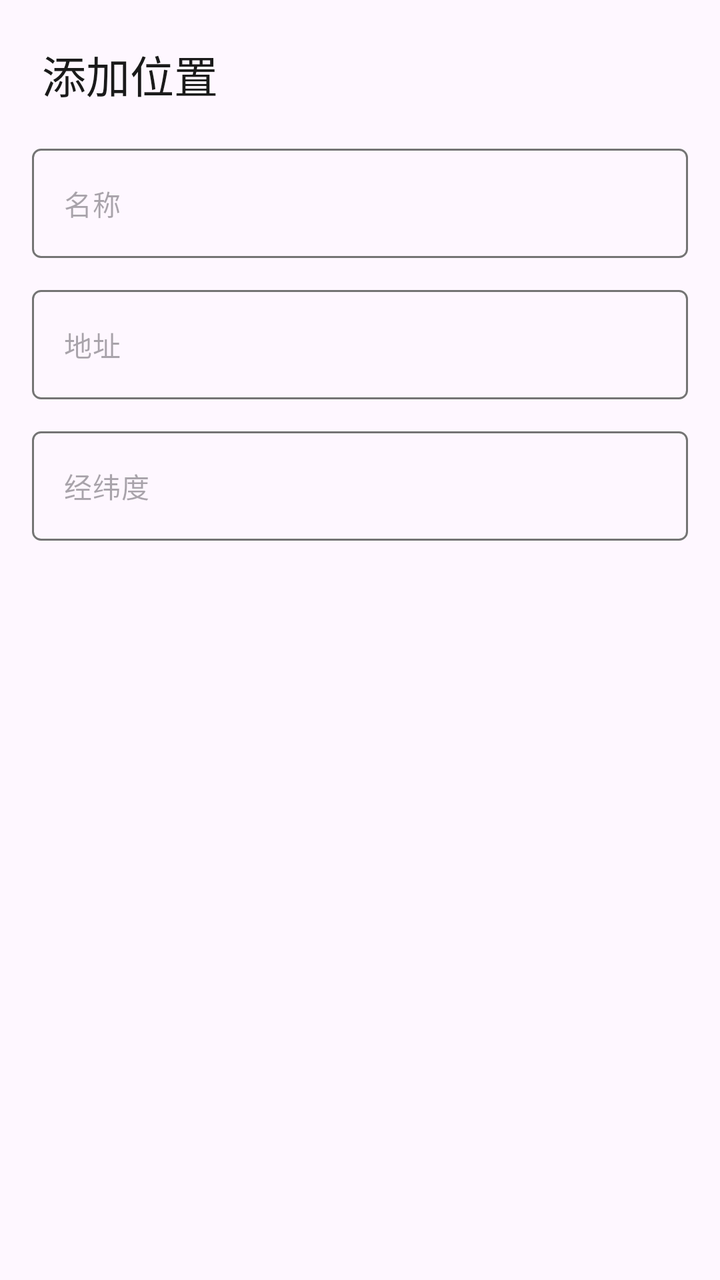
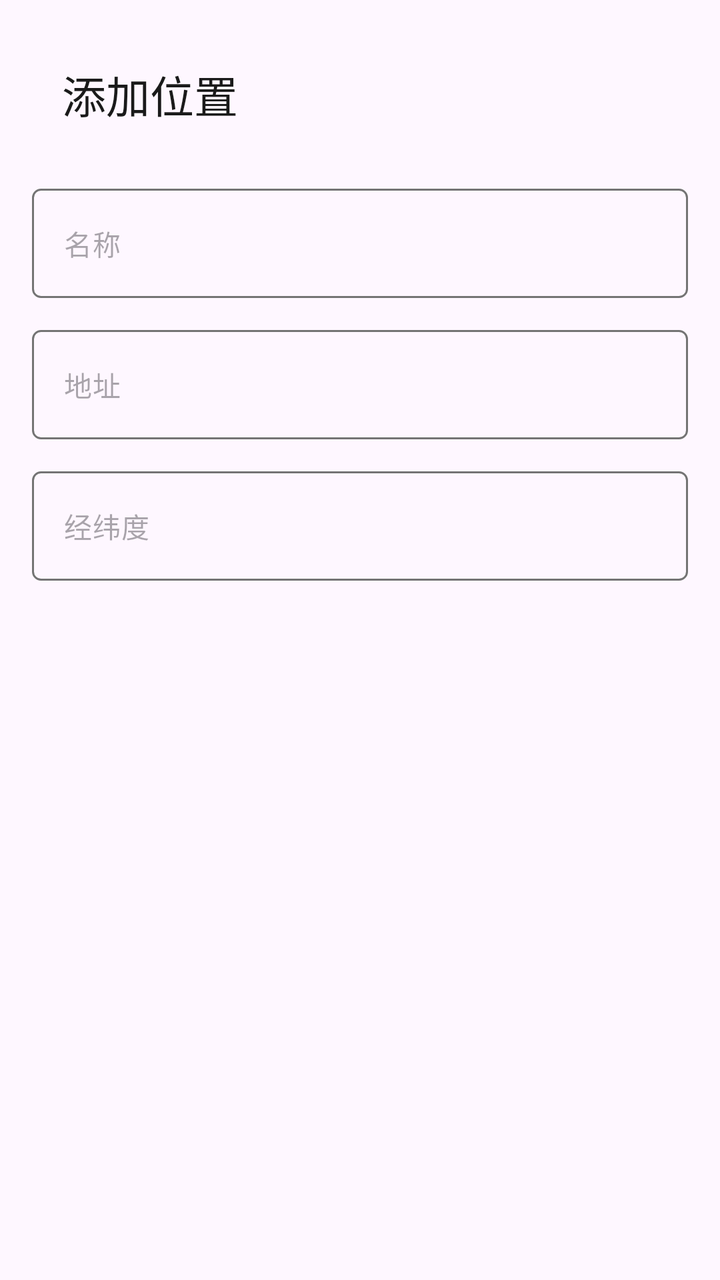

Before-and-after screenshots of an Android layout around one commit, followed by the original layout XML and the change that was made.
<!-- AndroidManifest.xml: application theme AppTheme -->
<!-- res/layout/dialog_add_location.xml -->
<?xml version="1.0" encoding="utf-8"?>
<LinearLayout
    xmlns:android="http://schemas.android.com/apk/res/android"
    xmlns:app="http://schemas.android.com/apk/res-auto"
    android:layout_width="match_parent"
    android:layout_height="wrap_content"
    android:orientation="vertical"
    android:padding="16dp">

        <TextView
            android:layout_width="match_parent"
            android:layout_height="wrap_content"
            android:text="@string/add_location"
            android:textAppearance="?attr/textAppearanceTitleLarge"
            android:textColor="?attr/colorOnSurface"
            android:padding="15px"/>

        <com.google.android.material.textfield.TextInputLayout
            android:layout_width="match_parent"
            android:layout_height="wrap_content"
            android:layout_marginTop="16dp"
            app:boxBackgroundMode="none"
            app:hintEnabled="false"
            >

            <com.google.android.material.textfield.TextInputEditText
                android:id="@+id/etLocationName"
                android:layout_width="match_parent"
                android:layout_height="wrap_content"
                android:imeOptions="actionNext"
                android:inputType="text"
                android:singleLine="true"
                android:textColor="?attr/colorOnSurface"
                android:textAppearance="@style/TextAppearance.Material3.BodyMedium"
                android:hint="@string/name"
                android:background="@drawable/edit_text_box">

                
            </com.google.android.material.textfield.TextInputEditText>
        </com.google.android.material.textfield.TextInputLayout>

        <com.google.android.material.textfield.TextInputLayout
            android:layout_width="match_parent"
            android:layout_height="wrap_content"
            android:layout_marginTop="16dp"
            app:boxBackgroundMode="none"
            app:hintEnabled="false"
            >

            <com.google.android.material.textfield.TextInputEditText
                android:id="@+id/etLocationAddress"
                android:layout_width="match_parent"
                android:layout_height="wrap_content"
                android:imeOptions="actionNext"
                android:inputType="text"
                android:singleLine="true"
                android:textColor="?attr/colorOnSurface"
                android:textAppearance="@style/TextAppearance.Material3.BodyMedium"
                android:hint="@string/address"
                android:background="@drawable/edit_text_box">
            </com.google.android.material.textfield.TextInputEditText>
        </com.google.android.material.textfield.TextInputLayout>

        <com.google.android.material.textfield.TextInputLayout
            android:layout_width="match_parent"
            android:layout_height="wrap_content"
            android:layout_marginTop="16dp"
            app:boxBackgroundMode="none"
            app:hintEnabled="false"
            >

            <com.google.android.material.textfield.TextInputEditText
                android:id="@+id/etLocationLatLon"
                android:layout_width="match_parent"
                android:layout_height="wrap_content"
                android:imeOptions="actionNext"
                android:inputType="text"
                android:singleLine="true"
                android:textColor="?attr/colorOnSurface"
                android:textAppearance="@style/TextAppearance.Material3.BodyMedium"
                android:hint="@string/latlon"
                android:background="@drawable/edit_text_box">
            </com.google.android.material.textfield.TextInputEditText>
        </com.google.android.material.textfield.TextInputLayout>

</LinearLayout>
<!-- resources referenced by this layout -->
<resources>
  <!-- drawable edit_text_box (drawable) -->
  <?xml version="1.0" encoding="utf-8"?>
  <selector xmlns:android="http://schemas.android.com/apk/res/android">
      <item android:state_focused="true">
          <shape android:shape="rectangle">
              <solid android:color="@android:color/transparent" />
              <stroke android:width="2dp" android:color="?attr/colorPrimary" />
              <corners android:radius="4dp" />
          </shape>
      </item>
      <item>
          <shape android:shape="rectangle">
              <solid android:color="@android:color/transparent" />
              <stroke android:width="1dp" android:color="?attr/colorOutline" />
              <corners android:radius="4dp" />
          </shape>
      </item>
  </selector>
  <string name="add_location">添加位置</string>
  <string name="address">地址</string>
  <string name="latlon">经纬度</string>
  <string name="name">名称</string>
  <style name="AppTheme" parent="Theme.Material3.Light.NoActionBar">
          
          <item name="colorPrimary">#5F5F5F</item>
          <item name="colorOnPrimary">#FFFFFF</item>
          <item name="colorPrimaryContainer">#E0E0E0</item>
          <item name="colorOnPrimaryContainer">#1E1E1E</item>
          <item name="colorSecondary">#494949</item>
          <item name="colorOnSecondary">#FFFFFF</item>
          <item name="colorSecondaryContainer">#E7E7E7</item>
          <item name="colorOnSecondaryContainer">#2A2A2A</item>
          <item name="colorSurface">#FFFFFF</item>
          <item name="colorOnSurface">#1A1A1A</item>
          <item name="colorSurfaceVariant">#F0F0F0</item>
          <item name="colorOnSurfaceVariant">#5F5F5F</item>
          <item name="colorOutline">#747474</item>
  
          
          <item name="android:statusBarColor">@android:color/transparent</item>
          <item name="android:windowDrawsSystemBarBackgrounds">true</item>
          <item name="android:windowTranslucentStatus">true</item>
          <item name="windowActionModeOverlay">true</item>
          <item name="windowActionBar">false</item>
          <item name="windowNoTitle">true</item>
  
          
          <item name="searchViewStyle">@style/Portal.SearchViewStyle</item>
          <item name="sliderStyle">@style/Portal.SliderTheme</item>
          <item name="android:popupMenuStyle">@style/PortalPopupMenuStyle</item>
      </style>
  <style name="Portal.SearchViewStyle" parent="Widget.AppCompat.SearchView" />
  <style name="Portal.SliderTheme" parent="Widget.Material3.Slider" />
  <style name="PortalPopupMenuStyle" parent="Widget.Material3.PopupMenu">
          <item name="android:popupAnimationStyle">@style/PortalPopupAnimation</item>
      </style>
  <style name="PortalPopupAnimation">
          <item name="android:windowEnterAnimation">@anim/popup_in_top_end</item>
          <item name="android:windowExitAnimation">@anim/popup_out_top_end</item>
      </style>
</resources>

<!-- the commit's change to res/layout/dialog_add_location.xml (unified diff, before → after) -->
@@ -13,7 +13,7 @@
             android:text="@string/add_location"
             android:textAppearance="?attr/textAppearanceTitleLarge"
             android:textColor="?attr/colorOnSurface"
-            android:padding="15px"/>
+            android:padding="15dp"/>
 
         <com.google.android.material.textfield.TextInputLayout
             android:layout_width="match_parent"
